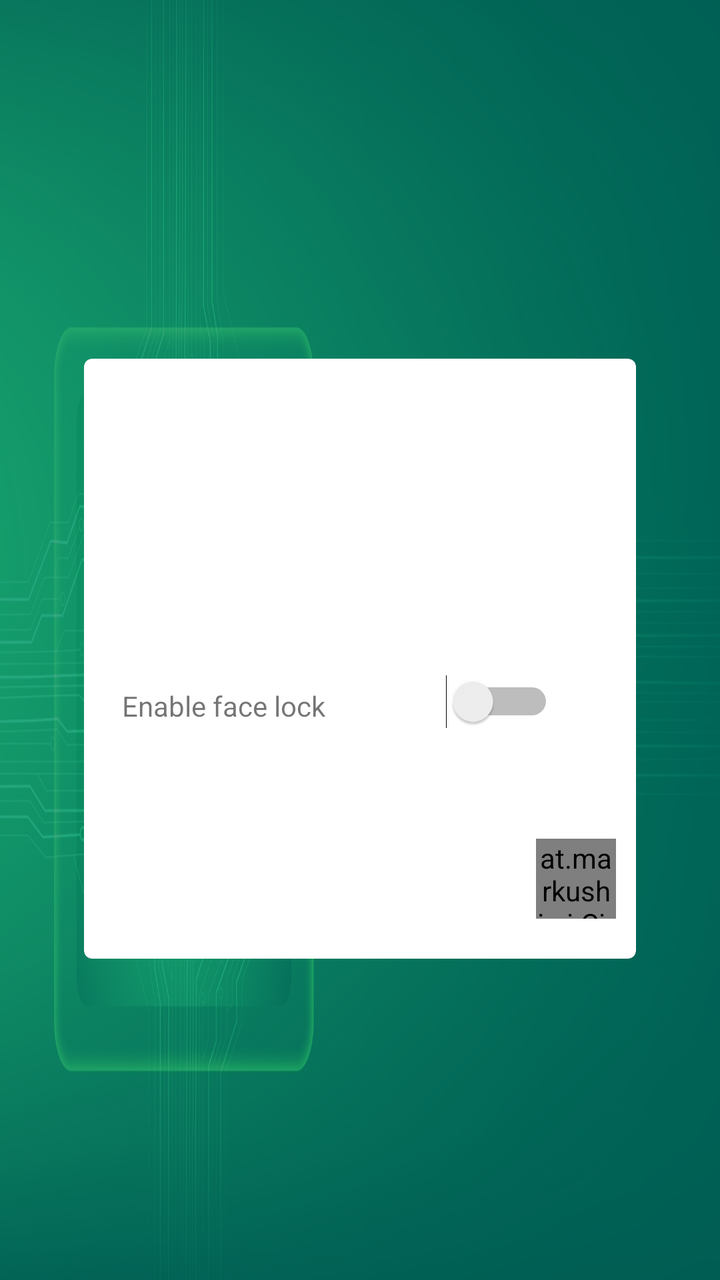
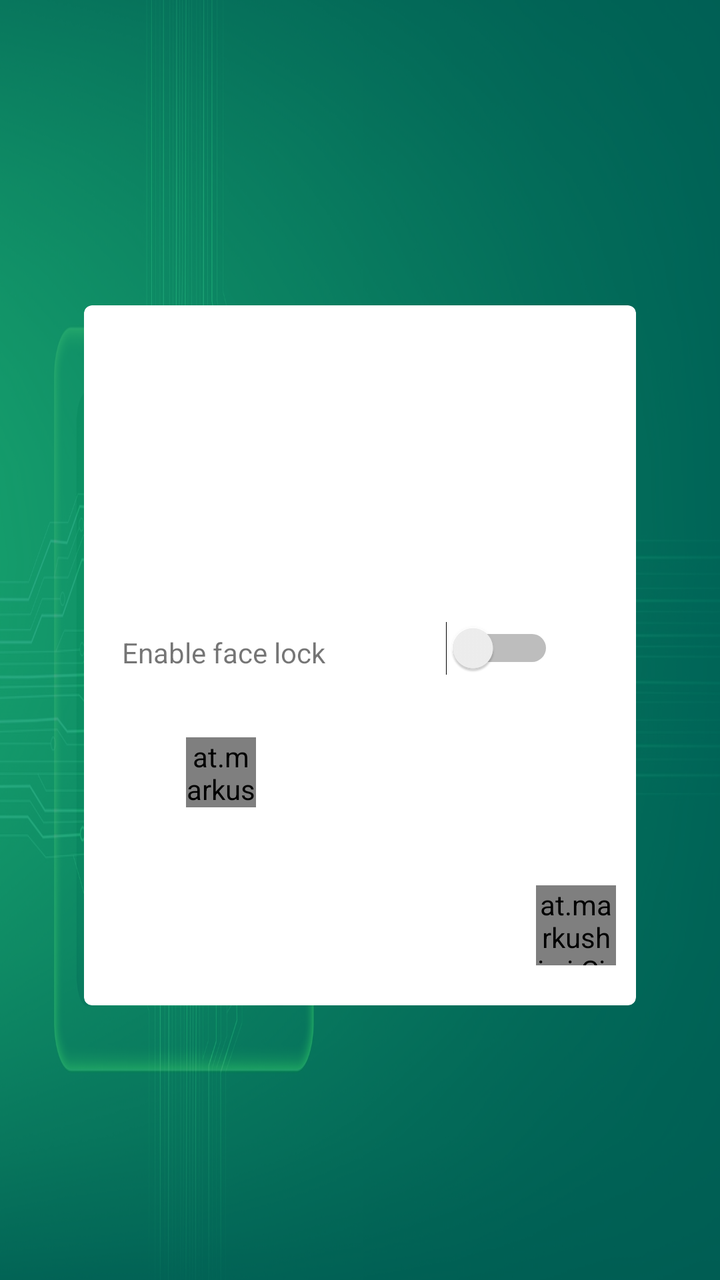

Compare the two renders of this Android layout. The source of the first and the diff that turns it into the second are given below.
<!-- AndroidManifest.xml: application theme AppTheme -->
<!-- res/layout/activity_main.xml -->
<?xml version="1.0" encoding="utf-8"?>
<android.support.constraint.ConstraintLayout xmlns:android="http://schemas.android.com/apk/res/android"
  xmlns:app="http://schemas.android.com/apk/res-auto"
  xmlns:tools="http://schemas.android.com/tools"
  android:layout_width="match_parent"
  android:layout_height="match_parent"
  android:background="@drawable/background"
  tools:context=".MainActivity"
  >

  <View
    android:id="@+id/opacityFilter"
    android:layout_width="0dp"
    android:layout_height="0dp"
    android:layout_alignParentBottom="true"
    android:alpha="0.7"
    android:background="@color/colorPrimary"
    app:layout_constraintBottom_toBottomOf="parent"
    app:layout_constraintEnd_toEndOf="parent"
    app:layout_constraintHorizontal_bias="0.0"
    app:layout_constraintStart_toStartOf="parent"
    app:layout_constraintTop_toTopOf="parent"
    app:layout_constraintVertical_bias="0.0"></View>

  <android.support.v7.widget.CardView xmlns:card_view="http://schemas.android.com/apk/res-auto"
    android:id="@+id/cardView"
    android:layout_width="0dp"
    android:layout_height="300dp"
    android:layout_marginStart="42dp"
    android:layout_marginEnd="42dp"
    card_view:cardPreventCornerOverlap="false"
    android:elevation="5dp"
    card_view:cardCornerRadius="4dp"
    card_view:layout_constraintBottom_toBottomOf="parent"
    card_view:layout_constraintEnd_toEndOf="parent"
    card_view:layout_constraintHorizontal_bias="1.0"
    card_view:layout_constraintStart_toStartOf="parent"
    card_view:layout_constraintTop_toTopOf="parent"
    card_view:layout_constraintVertical_bias="0.527">

    <RelativeLayout
      android:layout_width="match_parent"
      android:layout_height="match_parent"
      android:orientation="vertical"
      android:layout_centerHorizontal="true"
      >

      <ImageView
        android:id="@+id/imageView"
        android:layout_width="58dp"
        android:layout_height="96dp"
        android:layout_alignParentStart="true"
        android:layout_alignParentLeft="true"
        android:layout_alignParentTop="true"
        android:layout_alignParentEnd="true"
        android:layout_alignParentRight="true"
        android:layout_alignParentBottom="true"
        android:layout_marginStart="92dp"
        android:layout_marginLeft="92dp"
        android:layout_marginTop="15dp"
        android:layout_marginEnd="87dp"
        android:layout_marginRight="87dp"
        android:layout_marginBottom="90dp"
        android:layout_weight="1"
        android:contentDescription="@string/app_name"
        app:srcCompat="@drawable/face_icon3" />

      <RelativeLayout
        android:layout_width="match_parent"
        android:layout_height="40dp"
        android:layout_alignParentStart="true"
        android:layout_alignParentLeft="true"
        android:layout_alignParentTop="true"
        android:layout_marginStart="0dp"
        android:layout_marginLeft="0dp"
        android:layout_marginTop="154dp">

        <TextView
          android:id="@+id/textView"
          android:layout_width="wrap_content"
          android:layout_height="wrap_content"
          android:layout_alignParentStart="true"
          android:layout_alignParentLeft="true"
          android:layout_alignParentTop="true"
          android:layout_alignParentBottom="true"
          android:layout_marginStart="19dp"
          android:layout_marginLeft="19dp"
          android:layout_marginTop="10dp"
          android:layout_marginBottom="12dp"
          android:text="Enable face lock"
          android:fontFamily="sans-serif"
          />

        <Switch
          android:id="@+id/enableLockSwitch"
          android:layout_width="80dp"
          android:layout_height="wrap_content"
          android:layout_alignParentTop="true"
          android:layout_alignParentEnd="true"
          android:layout_alignParentRight="true"
          android:layout_alignParentBottom="true"
          android:layout_marginStart="0dp"
          android:layout_marginLeft="0dp"
          android:layout_marginTop="4dp"
          android:layout_marginEnd="41dp"
          android:layout_marginRight="41dp"
          android:layout_marginBottom="9dp"
          android:layout_toEndOf="@+id/textView"
          android:layout_toRightOf="@+id/textView"
          tools:layout_editor_absoluteX="242dp"
          tools:layout_editor_absoluteY="323dp"
          />
      </RelativeLayout>

      <ListView
        android:id="@+id/faces"
        android:layout_width="178dp"
        android:layout_height="82dp"
        android:layout_alignParentStart="true"
        android:layout_alignParentBottom="true"
        android:layout_marginStart="3dp"

        >


      </ListView>

      <at.markushi.ui.CircleButton
        android:id="@+id/clearFacesButton"
        android:layout_width="40dp"
        android:layout_height="40dp"
        android:layout_alignParentEnd="true"
        android:layout_alignParentRight="true"
        android:layout_alignParentBottom="true"
        android:layout_marginEnd="10dp"
        android:layout_marginRight="10dp"
        android:layout_marginBottom="20dp"
        app:cb_color="?attr/colorError"
        app:cb_pressedRingWidth="15dip"
        android:text="Clear"
        android:src="@drawable/remove"
        android:textColor="@color/white"

        />
    </RelativeLayout>



  </android.support.v7.widget.CardView>




</android.support.constraint.ConstraintLayout>
<!-- resources referenced by this layout -->
<resources>
  <color name="colorPrimary">#008577</color>
  <!-- drawable background: jpg bitmap (drawable, 504755 bytes) -->
  <!-- drawable face_icon3: png bitmap (drawable, 50154 bytes) -->
  <!-- drawable remove: png bitmap (drawable, 35349 bytes) -->
  <string name="app_name">Face Locker</string>
  <style name="AppTheme" parent="Theme.AppCompat.Light.DarkActionBar">
      
      <item name="colorPrimary">@color/colorPrimary</item>
      <item name="colorPrimaryDark">@color/colorPrimaryDark</item>
      <item name="colorAccent">@color/colorAccent</item>
    </style>
  <color name="colorPrimaryDark">#00574B</color>
  <color name="colorAccent">#1bd8b2</color>
</resources>

<!-- the commit's change to res/layout/activity_main.xml (unified diff, before → after) -->
@@ -25,7 +25,7 @@
   <android.support.v7.widget.CardView xmlns:card_view="http://schemas.android.com/apk/res-auto"
     android:id="@+id/cardView"
     android:layout_width="0dp"
-    android:layout_height="300dp"
+    android:layout_height="350dp"
     android:layout_marginStart="42dp"
     android:layout_marginEnd="42dp"
     card_view:cardPreventCornerOverlap="false"
@@ -126,7 +126,7 @@
       </ListView>
 
       <at.markushi.ui.CircleButton
-        android:id="@+id/clearFacesButton"
+        android:id="@+id/addFaceButton"
         android:layout_width="40dp"
         android:layout_height="40dp"
         android:layout_alignParentEnd="true"
@@ -142,6 +142,24 @@
         android:textColor="@color/white"
 
         />
+
+      <at.markushi.ui.CircleButton
+        android:id="@+id/clearFacesButton"
+        android:layout_width="35dp"
+        android:layout_height="35dp"
+        android:layout_alignParentEnd="true"
+        android:layout_alignParentRight="true"
+        android:layout_alignParentBottom="true"
+        android:layout_marginEnd="190dp"
+        android:layout_marginRight="190dp"
+        android:layout_marginBottom="99dp"
+        android:src="@drawable/add_icon"
+        android:text="Clear"
+        android:textColor="@color/white"
+        app:cb_color="?attr/colorError"
+        app:cb_pressedRingWidth="15dip"
+
+        />
     </RelativeLayout>
 
 
<!-- resource entries referenced after the edit -->
@@ -1,6 +1,7 @@
 <!-- resources referenced by this layout -->
 <resources>
   <color name="colorPrimary">#008577</color>
+  <!-- drawable add_icon: png bitmap (drawable, 117932 bytes) -->
   <!-- drawable background: jpg bitmap (drawable, 504755 bytes) -->
   <!-- drawable face_icon3: png bitmap (drawable, 50154 bytes) -->
   <!-- drawable remove: png bitmap (drawable, 35349 bytes) -->
